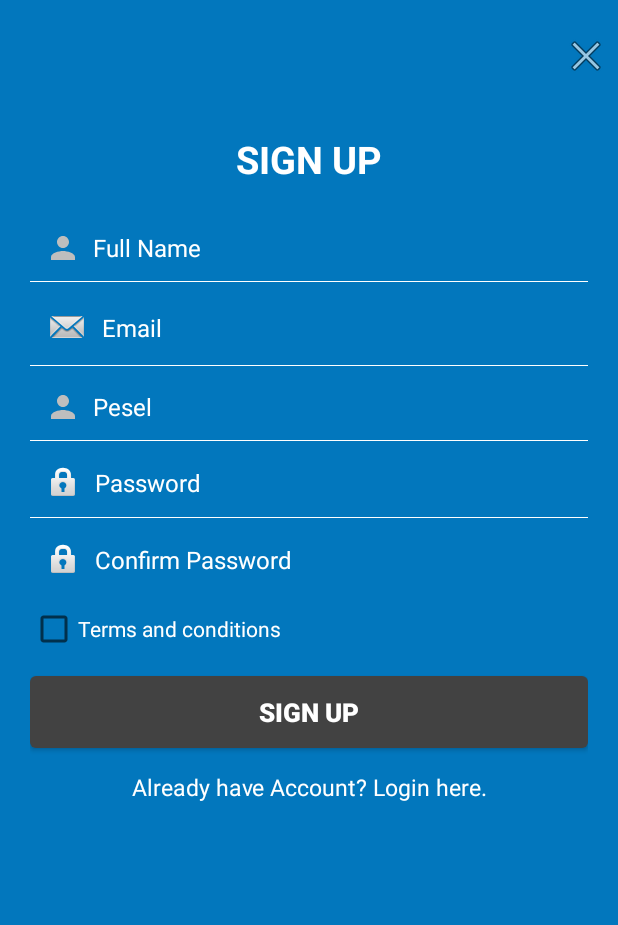
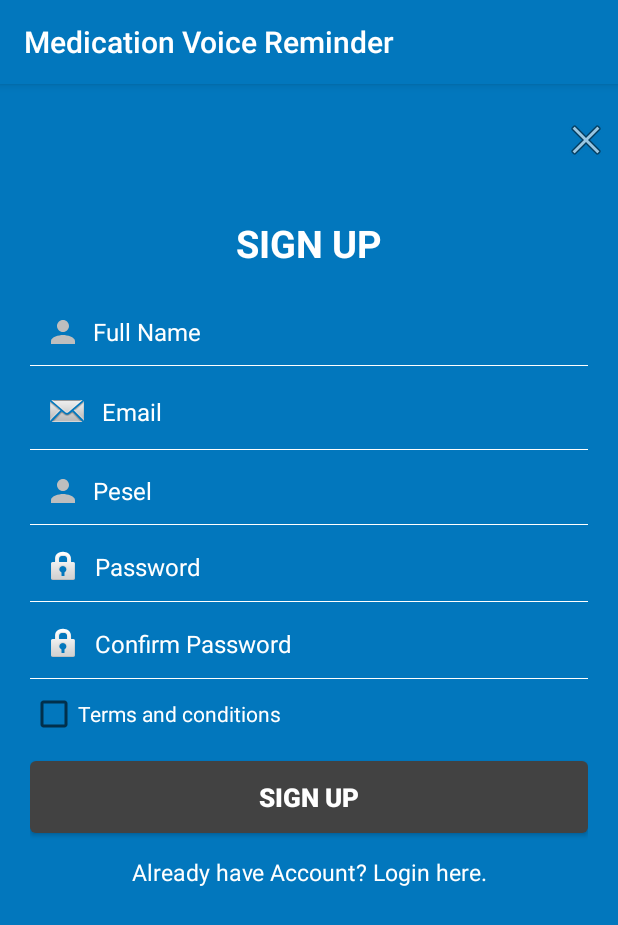
Before and after one commit to BuddyDevelop/Medication-Voice-Reminder, an Android app: the screen it shows after launch (RegisterActivity), on a phone screen of 412 x 824 dp. Shown: the top 925 px of the screen. Run offline under Robolectric (Android 15) with nearby library versions, the phone set to English and light mode, and no system bars; our stand-ins replace Firebase (no records; nobody signed in at launch, a user with empty details on screens opened directly).

Commit message:
Deleted unused code.
Minor fixes in login and register layout.

```diff
--- a/app/src/main/AndroidManifest.xml
+++ b/app/src/main/AndroidManifest.xml
@@ -27,7 +27,8 @@
         </activity>
         <activity
             android:name=".registerAndLogin.RegisterActivity"
-            android:label="@string/app_name">
+            android:label="@string/app_name"
+            android:theme="@style/AppTheme">
             <intent-filter>
                 <action android:name="android.intent.action.MAIN" />
                 <category android:name="android.intent.category.LAUNCHER" />
--- a/app/src/main/java/com/medreminder/app/Activities/MainActivity.java
+++ b/app/src/main/java/com/medreminder/app/Activities/MainActivity.java
@@ -128,12 +128,8 @@ public class MainActivity extends AppCompatActivity implements BottomNavigationV
             public void onClick( View view ) {
                 try {
                     //on logout click delete app token so this device does not receive notifications from FCM
+                    //and perform logout
                     MyFirebaseMessagingService.deleteToken( getApplicationContext() );
-//                    Log.e( "LogoutAction:", "Logout try" );
-//                    FirebaseAuth.getInstance().signOut();
-//                    Intent intent = new Intent( getApplicationContext(), RegisterActivity.class );
-//                    startActivity( intent );
-//                    finish();  // because we do not want come here on back pressed
                 } catch ( Exception e ) {
                     Log.e( "LogoutAction:", "Logout failure" );
                     e.printStackTrace();
--- a/app/src/main/res/layout/login_layout.xml
+++ b/app/src/main/res/layout/login_layout.xml
@@ -57,6 +57,11 @@
             android:textColor="@color/ic_white_background"
             android:textColorHint="@color/ic_white_background"
             android:textSize="16sp" />
+
+        <View
+            android:layout_width="match_parent"
+            android:layout_height="1px"
+            android:background="@color/ic_white_background" />
 
         <LinearLayout
             android:layout_width="match_parent"
--- a/app/src/main/res/layout/signup_layout.xml
+++ b/app/src/main/res/layout/signup_layout.xml
@@ -126,6 +126,11 @@
             android:textColorHint="@color/ic_white_background"
             android:textSize="16sp" />
 
+        <View
+            android:layout_width="match_parent"
+            android:layout_height="1px"
+            android:background="@color/ic_white_background" />
+
         <CheckBox
             android:id="@+id/terms_conditions"
             android:layout_width="wrap_content"
```
Also changed, not shown: 1 other file.
